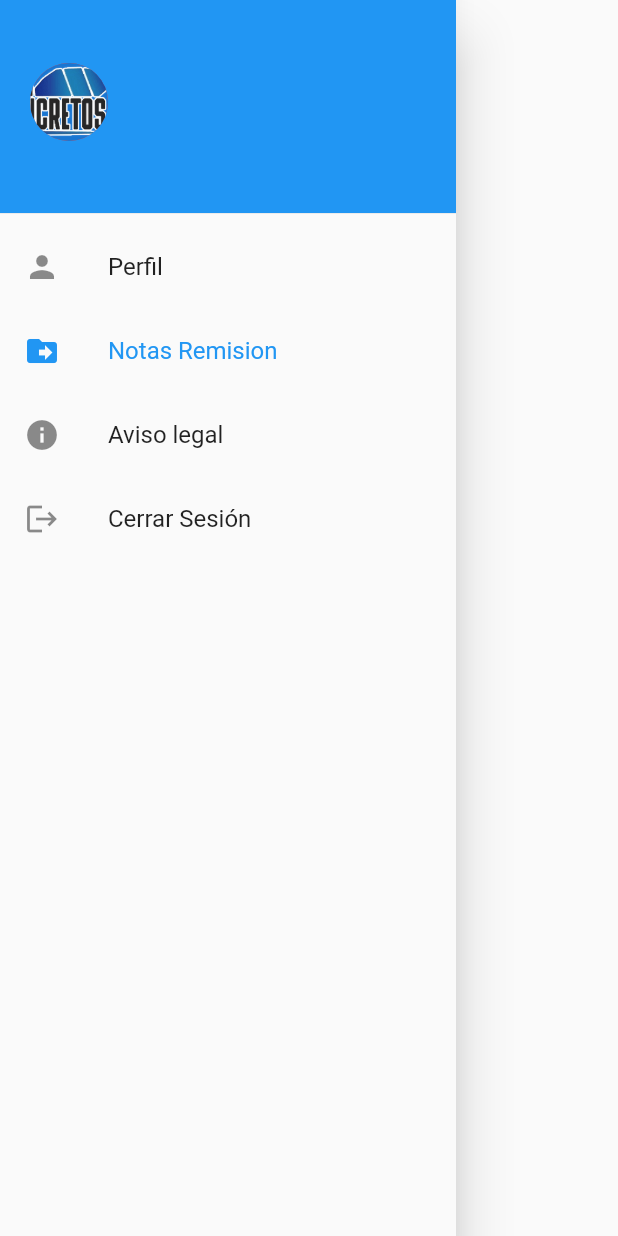
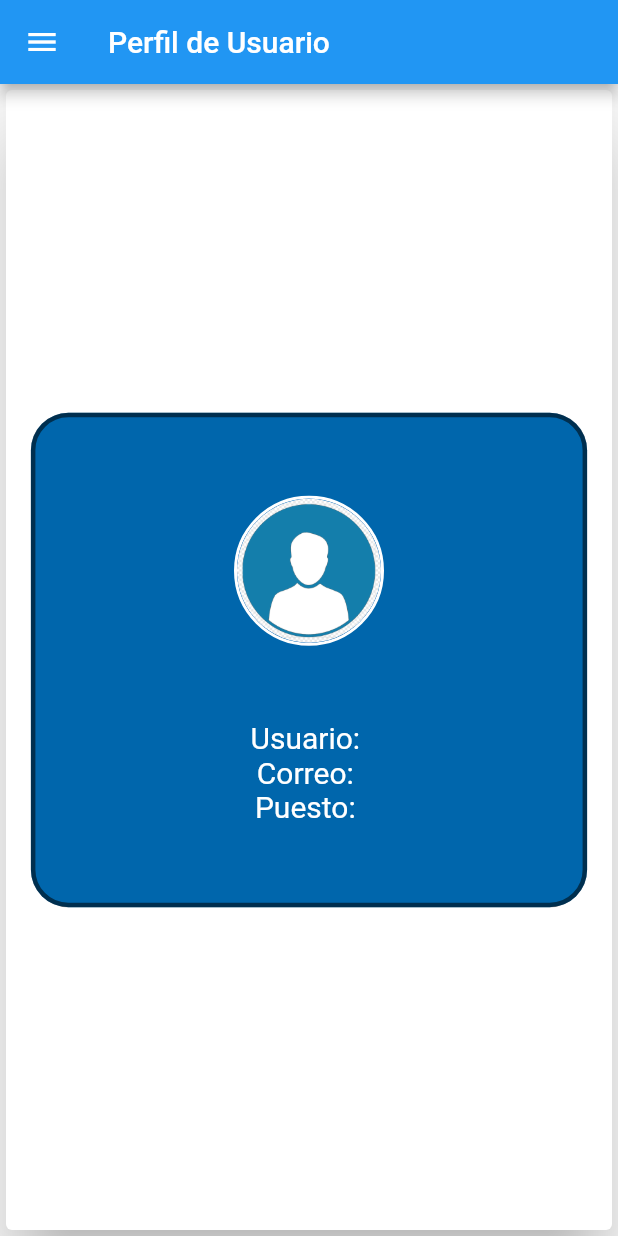
Before and after one commit to christianmagdiel/concretos2h, a Flutter app: what getDrawer() shows on an empty page, opened directly, after a tap on "Perfil", on a phone screen of 412 x 824 dp. Run offline on Flutter 3.47's test engine with Material 2 defaults, Android fonts, the phone set to English and light mode, and no system bars; our stand-ins replace flutter_secure_storage, open_file, rxdart; missing offline and left inert: syncfusion_flutter_pdfviewer, syncfusion_flutter_signaturepad; accounts and stored records are empty; network calls fail.

Commit message:
Se modifica el diseño de todas las pantallas  se crea la pantalla del perfil de usuario

```diff
--- a/lib/src/app/routes.dart
+++ b/lib/src/app/routes.dart
@@ -1,5 +1,6 @@
 
 import 'package:flutter/material.dart';
+import 'package:concretos2h/src/principal/presentation/perfil_page.dart';
 import 'package:concretos2h/src/pedidos/presentation/notas-remision_page.dart';
 import 'package:concretos2h/src/principal/presentation/login_page.dart';
 import 'package:concretos2h/src/principal/presentation/controlador_page.dart';
@@ -9,5 +10,6 @@ Map<String, WidgetBuilder> getRoutes() {
     'controlador': (BuildContext context) => ControladorPage(),
     'login': (BuildContext context) => LoginPage(),
     'pedidos': (BuildContext context) => PedidosPage(),
+    'perfil': (BuildContext context) => PerfilPage(),
   };
 }
--- /dev/null
+++ b/lib/src/principal/presentation/perfil_page.dart
@@ -0,0 +1,63 @@
+import 'package:flutter/material.dart';
+import 'package:concretos2h/src/widgets/drawer.dart';
+import 'package:concretos2h/src/principal/data/globales.dart' as global;
+
+class PerfilPage extends StatelessWidget {
+  const PerfilPage({Key? key}) : super(key: key);
+
+  @override
+  Widget build(BuildContext context) {
+    final size = MediaQuery.of(context).size;
+    TextStyle _style = TextStyle(fontSize: 20, fontWeight: FontWeight.w400, color: Colors.white);
+
+    return Scaffold(
+      appBar: AppBar(
+        title: Text('Perfil de Usuario'),
+      ),
+      drawer: Theme(
+          data: Theme.of(context).copyWith(canvasColor: Colors.white),
+          child: CustomDrawer.getDrawer(context)),
+      body: SafeArea(
+        child: Card(
+          elevation: 20,
+          color: Color(0xffffffff),
+          child: Center(
+            child: Container(
+              decoration: BoxDecoration(
+                color: Color(0xff0066AC),
+                border: Border.all(
+                  color: Colors.black54,
+                  width: 3,
+                ),
+                borderRadius: BorderRadius.circular(25),
+              ),
+              width: size.width * .90,
+              height: size.width * .80,
+              child: Column(
+                mainAxisAlignment: MainAxisAlignment.center,
+                children: [
+                  Container(
+                    width: 100,
+                    height: 100,
+                    decoration: BoxDecoration(
+                      border: Border.all(color: Colors.white, width: 2),
+                      shape: BoxShape.circle,
+                    ),
+                    child: CircleAvatar(
+                      backgroundImage:
+                          AssetImage("assets/images/user_default.png"),
+                    ),
+                  ),
+                  SizedBox(height: 50),
+                  Text('Usuario: ${global.usuario}', style: _style),
+                  Text('Correo: ${global.correoUsuario}', style: _style),
+                  Text('Puesto: ${global.puestoUsuario}', style: _style),
+                ],
+              ),
+            ),
+          ),
+        ),
+      ),
+    );
+  }
+}
--- a/lib/src/widgets/drawer.dart
+++ b/lib/src/widgets/drawer.dart
@@ -21,6 +21,14 @@ class CustomDrawer {
   static _onTapDrawer(int itemPos, BuildContext context) {
     selectedDrawerIndex = itemPos;
     switch (itemPos) {
+      case 0:
+       DrawerOption().perfilUsuario(context);
+        break;
+      case 1:
+        DrawerOption().notasRemision(context);
+        break;
+      case 2:
+        break;
       case 3:
         DrawerOption().cerrarSesion(context);
         break;
@@ -56,12 +64,14 @@ class CustomDrawer {
                     width: 60,
                     height: 60,
                     decoration: BoxDecoration(
+                      border: Border.all(color: Colors.white,width: 2),
                         shape: BoxShape.circle, color: Colors.red),
                     child: CircleAvatar(
                       backgroundImage:
-                          AssetImage("assets/images/concreto2h.png"),
+                          AssetImage("assets/images/user_default.png"),
                     ),
                   ),
+                  SizedBox(width: 10),
                   Column(
                     crossAxisAlignment: CrossAxisAlignment.start,
                     mainAxisAlignment: MainAxisAlignment.center,
--- a/lib/src/widgets/drawerOption.dart
+++ b/lib/src/widgets/drawerOption.dart
@@ -4,6 +4,15 @@ import 'package:flutter/material.dart';
 
 class DrawerOption {
   Session _sesion = new Session();
+
+
+  perfilUsuario(BuildContext context) {
+    Navigator.pushReplacementNamed(context, 'perfil');
+  }
+
+  notasRemision(BuildContext context) {
+    Navigator.pushReplacementNamed(context, 'pedidos');
+  }
 
   cerrarSesion(BuildContext context) {
     Dialogs.confirm(context,
```
Also changed, not shown: lib/src/pedidos/data/nota-remision_provider.dart (+31 -11 lines), lib/src/pedidos/presentation/notas-remision_page.dart (+47 -21 lines), lib/src/principal/presentation/menu_page.dart (deleted, +0 -12 lines), lib/src/widgets/pdfScreen.dart (+26 -26 lines), assets/images/user_default.png (added).
